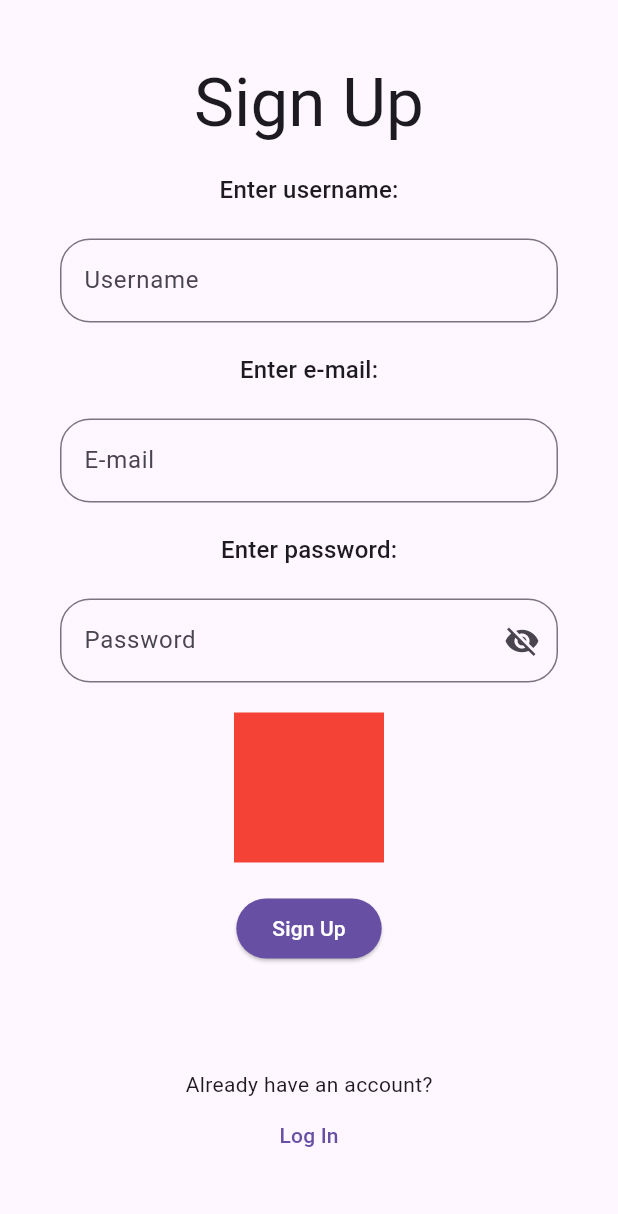
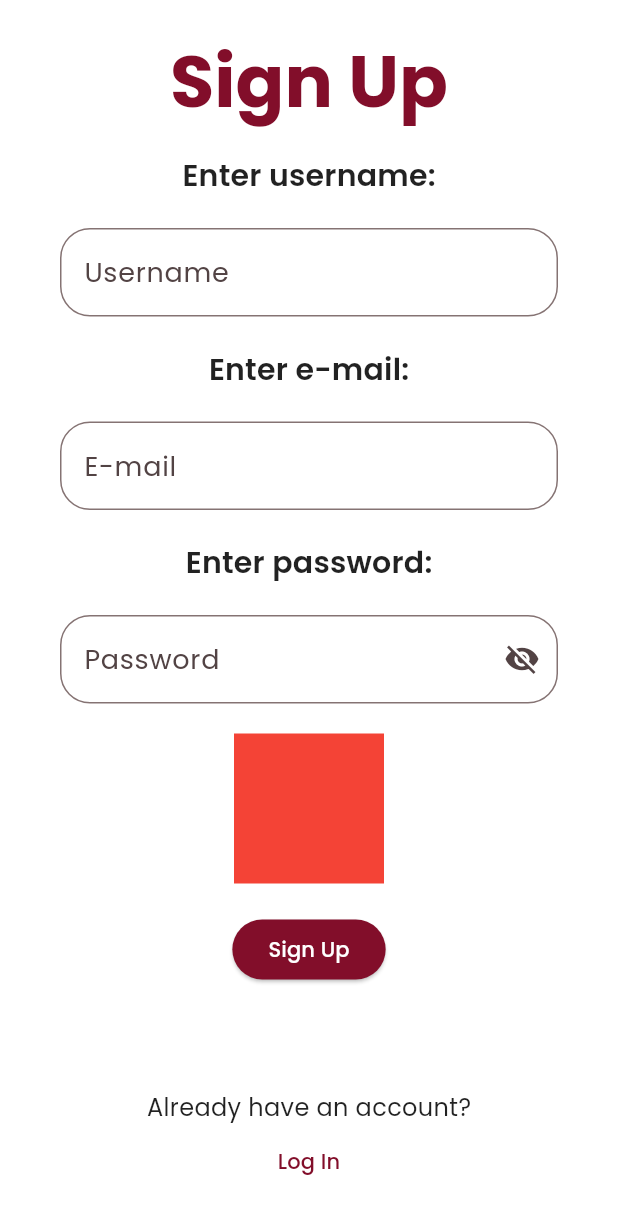
Before and after one commit to censop/back_to_us, a Flutter app: the screen it shows after launch, after a tap on "Sign Up", on a phone screen of 412 x 824 dp. Shown: the top 1214 px of the screen. Run offline on Flutter 3.47's test engine with Material 3 defaults, Android fonts, the phone set to English and light mode, and no system bars; our stand-ins replace cloud_firestore, firebase_auth, firebase_core, image_picker; accounts and stored records are empty.

Commit message:
dark mode switch done

```diff
--- a/lib/main.dart
+++ b/lib/main.dart
@@ -1,6 +1,8 @@
+
 import 'package:back_to_us/Screens/NavigationBar/navigation_bar_screen.dart';
 import 'package:back_to_us/Screens/NavigationBar/settings_screen.dart';
 import 'package:back_to_us/Screens/Settings/profile_screen.dart';
+import 'package:back_to_us/Widgets/app_theme.dart';
 import 'package:back_to_us/Screens/Authentication/forgot_password.dart';
 import 'package:back_to_us/firebase_options.dart';
 import 'package:back_to_us/routes.dart';
@@ -12,6 +14,8 @@ import 'package:flutter/material.dart';
 import 'package:firebase_auth/firebase_auth.dart';
 import 'package:back_to_us/Screens/Authentication/log_in_screen.dart';
 
+ValueNotifier<bool> darkModeNotifier = ValueNotifier(false);
+
 /*
   displayLarge => headers
   displayMedium => smaller headers
@@ -22,7 +26,9 @@ import 'package:back_to_us/Screens/Authentication/log_in_screen.dart';
 
 Future<void> main() async {
   WidgetsFlutterBinding.ensureInitialized();
-  await Firebase.initializeApp(options: DefaultFirebaseOptions.currentPlatform);
+  await Firebase.initializeApp(
+    options: DefaultFirebaseOptions.currentPlatform,
+  );
 
   runApp(const MyApp());
 }
@@ -32,23 +38,32 @@ class MyApp extends StatelessWidget {
 
   @override
   Widget build(BuildContext context) {
+
     User? currentUser = FirebaseAuth.instance.currentUser;
 
-    return MaterialApp(
-      title: 'Back To Us Demo',
 
-      initialRoute: currentUser != null ? Routes.navigationBar : Routes.welcome,
+    return ValueListenableBuilder(
+      valueListenable: darkModeNotifier,
+      builder: (context, value, child) {
+        return MaterialApp(
+          title: 'Back To Us Demo',
 
-      routes: {
-        Routes.home: (context) => HomeScreen(),
-        Routes.welcome: (context) => WelcomeScreen(),
-        Routes.signUp: (context) => SignUpScreen(),
-        Routes.logIn: (context) => LogInScreen(),
-        Routes.forgotPassword: (context) => ForgotPassword(),
-        Routes.navigationBar: (context) => NavigationBarScreen(),
-        Routes.profileSettings: (context) => ProfileScreen(),
-        Routes.settings: (context) => SettingsScreen(),
-      },
+          initialRoute: currentUser != null ? Routes.navigationBar : Routes.welcome,
+
+          routes: {
+            Routes.home : (context) => HomeScreen(),
+            Routes.welcome : (context) => WelcomeScreen(),
+            Routes.signUp : (context) => SignUpScreen(),
+            Routes.logIn : (context) => LogInScreen(),
+            Routes.forgotPassword : (context) => ForgotPassword(),
+            Routes.navigationBar : (context) => NavigationBarScreen(),
+            Routes.profileSettings : (context) => ProfileScreen(),
+            Routes.settings : (context) => SettingsScreen(),
+          },
+
+          theme: darkModeNotifier.value ? AppTheme.darkTheme : AppTheme.lightTheme,
+        );
+      }
     );
   }
 }
--- a/lib/widgets/custom_settings_tiles.dart
+++ b/lib/widgets/custom_settings_tiles.dart
@@ -3,7 +3,7 @@ import 'package:flutter/material.dart';
 class CustomSettingsTiles extends StatelessWidget {
   const CustomSettingsTiles({
     super.key,
-    required this.onPressed,
+    this.onPressed,
     required this.title,
     this.leading,
     this.trailing,
@@ -20,9 +20,7 @@ class CustomSettingsTiles extends StatelessWidget {
       leading: leading,
       title: Text(
         title,
-        style: Theme.of(context).textTheme.bodyLarge!.copyWith(
-          color: Colors.black
-        ),
+        style: Theme.of(context).textTheme.bodyLarge,
       ),
       trailing: trailing,
       onTap: onPressed,
```
Also changed, not shown: lib/screens/NavigationBar/settings_screen.dart (+25 -6 lines), 11 other files.
